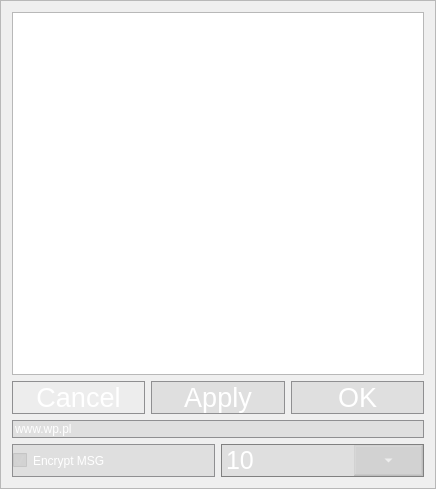
Qt form iDom_Client/frameoptions.ui (cyniu88/QT_kurs) before a commit.
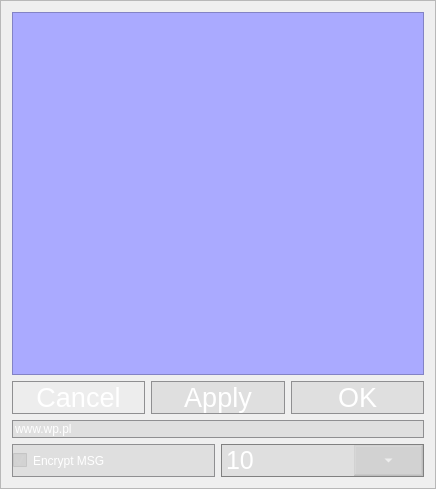
The same form after that commit. Icons and pictures are not drawn.

Diff of the .ui file:
```diff
--- a/iDom_Client/frameoptions.ui
+++ b/iDom_Client/frameoptions.ui
@@ -18,7 +18,7 @@
     <normaloff>:/new/prefix1/iDom_client.ico</normaloff>:/new/prefix1/iDom_client.ico</iconset>
   </property>
   <property name="autoFillBackground">
-   <bool>true</bool>
+   <bool>false</bool>
   </property>
   <property name="styleSheet">
    <string notr="true">background-image: url(:/new/prefix1/files/background.png);</string>
@@ -113,7 +113,8 @@
    <item row="0" column="0">
     <widget class="QTextEdit" name="textEditCommandList">
      <property name="styleSheet">
-      <string notr="true">color: rgb(255, 255,255);</string>
+      <string notr="true">color: rgb(255, 255,255);
+background-color: rgb(170, 170, 255);</string>
      </property>
     </widget>
    </item>
```
